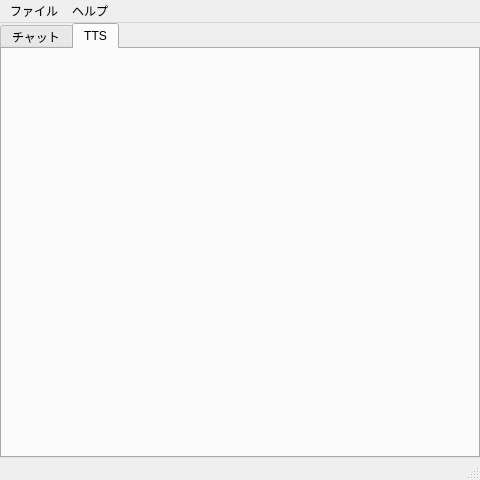
Above: src/MainWindow.ui from mitayuki3/flexichat before the change. Below: the same form after it.
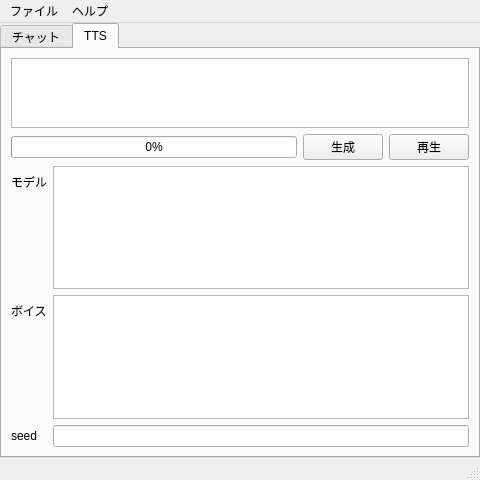
That is the form after the change. The open tabs and pages were chosen to show the change.

Commit message: TTS タブを追加

Patch:
```diff
--- a/src/MainWindow.ui
+++ b/src/MainWindow.ui
@@ -150,6 +150,70 @@
        <attribute name="title">
         <string>TTS</string>
        </attribute>
+       <layout class="QVBoxLayout" name="verticalLayout_3">
+        <item>
+         <widget class="QPlainTextEdit" name="ttsTextEdit"/>
+        </item>
+        <item>
+         <layout class="QHBoxLayout" name="horizontalLayout">
+          <item>
+           <widget class="QProgressBar" name="ttsProgressBar">
+            <property name="value">
+             <number>0</number>
+            </property>
+           </widget>
+          </item>
+          <item>
+           <widget class="QPushButton" name="ttsGenerateButton">
+            <property name="text">
+             <string>生成</string>
+            </property>
+           </widget>
+          </item>
+          <item>
+           <widget class="QPushButton" name="ttsPlayButton">
+            <property name="text">
+             <string>再生</string>
+            </property>
+           </widget>
+          </item>
+         </layout>
+        </item>
+        <item>
+         <layout class="QFormLayout" name="formLayout">
+          <item row="0" column="0">
+           <widget class="QLabel" name="label">
+            <property name="text">
+             <string>モデル</string>
+            </property>
+           </widget>
+          </item>
+          <item row="0" column="1">
+           <widget class="QListWidget" name="ttsModelListWidget"/>
+          </item>
+          <item row="1" column="0">
+           <widget class="QLabel" name="label_2">
+            <property name="text">
+             <string>ボイス</string>
+            </property>
+           </widget>
+          </item>
+          <item row="1" column="1">
+           <widget class="QListWidget" name="ttsVoiceListWidget"/>
+          </item>
+          <item row="2" column="0">
+           <widget class="QLabel" name="label_3">
+            <property name="text">
+             <string>seed</string>
+            </property>
+           </widget>
+          </item>
+          <item row="2" column="1">
+           <widget class="QLineEdit" name="lineEdit_2"/>
+          </item>
+         </layout>
+        </item>
+       </layout>
       </widget>
      </widget>
     </item>
```
